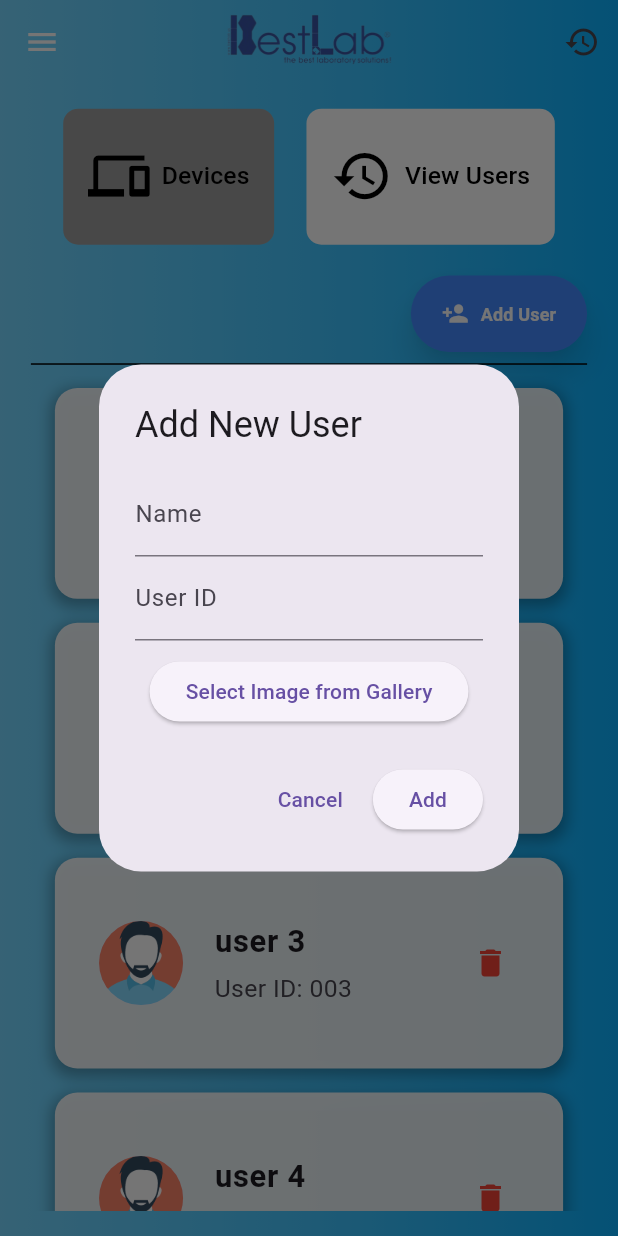
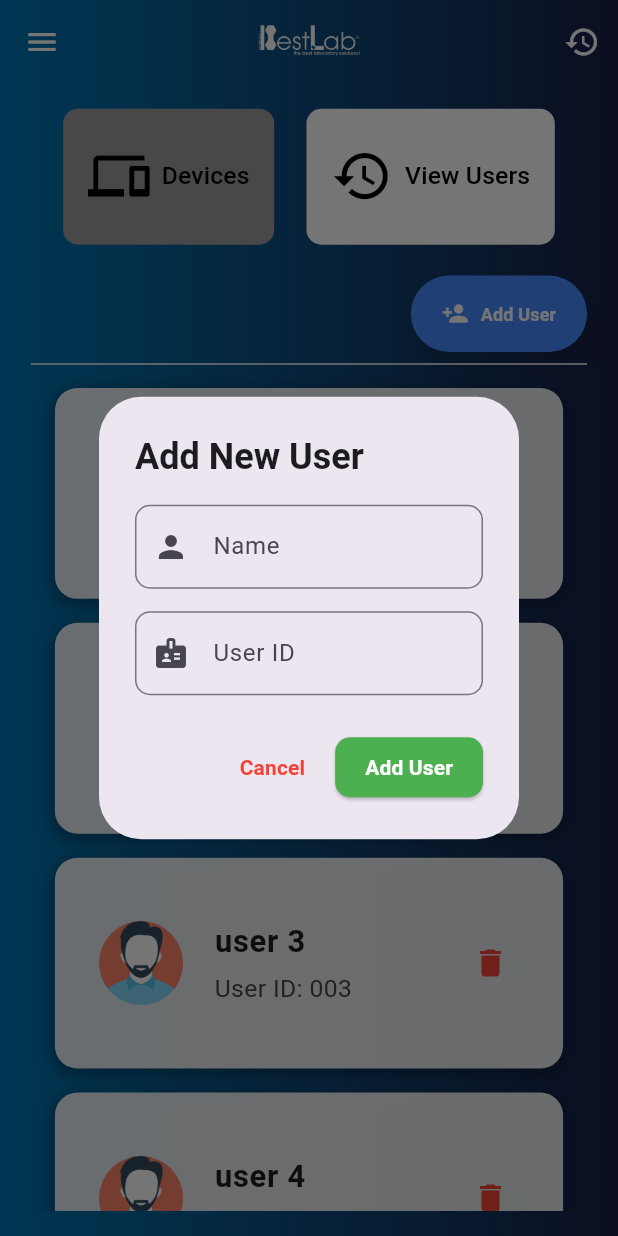
Before and after one commit to Labbi-capstone/labbi_frontend, a Flutter app: the AdminOrgUsersPage screen opened directly, after a tap on "Add User", on a phone screen of 412 x 824 dp. Run offline on Flutter 3.47's test engine with Material 3 defaults, Android fonts, the phone set to English and light mode, and no system bars; our stand-ins replace fl_chart, flutter_dotenv, flutter_switch, font_awesome_flutter, google_fonts, image_picker and 2 more; accounts and stored records are empty.

Commit message:
update background colors

```diff
--- a/lib/app/screens/admin_org/admin_org_home_page.dart
+++ b/lib/app/screens/admin_org/admin_org_home_page.dart
@@ -57,7 +57,7 @@ class _AdminHomeOrgState extends State<AdminOrgHomePage> {
         centerTitle: true,
         actions: [
           IconButton(
-            icon: Icon(Icons.history),
+            icon: Icon(Icons.history, color: Colors.white),
             tooltip: 'History',
             onPressed: () {
               Navigator.push(
--- a/lib/app/screens/admin_org/admin_org_users.dart
+++ b/lib/app/screens/admin_org/admin_org_users.dart
@@ -1,6 +1,7 @@
 import 'dart:io';
 import 'package:flutter/material.dart';
 import 'package:image_picker/image_picker.dart';
+import 'package:labbi_frontend/app/Theme/app_colors.dart';
 import 'package:labbi_frontend/app/components/menu_button.dart';
 import 'package:labbi_frontend/app/models/user_org_test.dart';
 import 'package:labbi_frontend/app/screens/menu/menu_task_bar.dart';
@@ -31,85 +32,90 @@ class _AdminDeviceHistoryPageState extends State<AdminOrgUsersPage> {
   }
 
   void _showAddUserDialog() {
-    final _nameController = TextEditingController();
-    final _idController = TextEditingController();
-    String? _selectedImagePath;
-
-    Future<void> _pickImage() async {
-      final ImagePicker picker = ImagePicker();
-      final XFile? image = await picker.pickImage(source: ImageSource.gallery);
-      if (image != null) {
-        setState(() {
-          _selectedImagePath = image.path;
-        });
-      }
-    }
+    final TextEditingController _nameController = TextEditingController();
+    final TextEditingController _idController = TextEditingController();
 
     showDialog(
       context: context,
       builder: (context) {
-        return StatefulBuilder(
-          builder: (context, setState) {
         return AlertDialog(
-              title: const Text('Add New User'),
-              content: Column(
+          title: const Text(
+            'Add New User',
+            style: TextStyle(fontWeight: FontWeight.bold),
+          ),
+          content: SingleChildScrollView(
+            child: Column(
               mainAxisSize: MainAxisSize.min,
               children: [
                 TextField(
                   controller: _nameController,
-                    decoration: const InputDecoration(labelText: 'Name'),
+                  decoration: InputDecoration(
+                    labelText: 'Name',
+                    hintText: 'Enter user name',
+                    prefixIcon: const Icon(Icons.person),
+                    border: OutlineInputBorder(
+                      borderRadius: BorderRadius.circular(10),
                     ),
+                  ),
+                ),
+                const SizedBox(height: 15),
                 TextField(
                   controller: _idController,
-                    decoration: const InputDecoration(labelText: 'User ID'),
+                  decoration: InputDecoration(
+                    labelText: 'User ID',
+                    hintText: 'Enter unique user ID',
+                    prefixIcon: const Icon(Icons.badge),
+                    border: OutlineInputBorder(
+                      borderRadius: BorderRadius.circular(10),
                     ),
-                  const SizedBox(height: 10),
-                  ElevatedButton(
-                    onPressed: _pickImage,
-                    child: const Text('Select Image from Gallery'),
-                  ),
-                  if (_selectedImagePath != null)
-                    Padding(
-                      padding: const EdgeInsets.symmetric(vertical: 8.0),
-                      child: Image.file(
-                        File(_selectedImagePath!),
-                        height: 100,
-                        width: 100,
-                        fit: BoxFit.cover,
                   ),
                 ),
               ],
+            ),
           ),
           actions: [
             TextButton(
               onPressed: () {
                 Navigator.of(context).pop();
               },
-                  child: const Text('Cancel'),
+              child: const Text(
+                'Cancel',
+                style:
+                    TextStyle(color: Colors.red, fontWeight: FontWeight.bold),
+              ),
             ),
             ElevatedButton(
+              style: ElevatedButton.styleFrom(
+                backgroundColor: Colors.green,
+                padding:
+                    const EdgeInsets.symmetric(horizontal: 20, vertical: 10),
+                shape: RoundedRectangleBorder(
+                  borderRadius: BorderRadius.circular(10),
+                ),
+              ),
               onPressed: () {
                 if (_nameController.text.isNotEmpty &&
-                        _idController.text.isNotEmpty &&
-                        _selectedImagePath != null) {
+                    _idController.text.isNotEmpty) {
                   _addUser(_nameController.text, _idController.text,
-                          _selectedImagePath!);
+                      ''); // Empty image path
                   Navigator.of(context).pop();
                 } else {
                   // Handle the case where not all fields are filled
                   ScaffoldMessenger.of(context).showSnackBar(
                     const SnackBar(
-                          content: Text(
-                              'Please fill all fields and select an image'),
+                      content: Text('Please fill all fields'),
+                      backgroundColor: Colors.red,
                     ),
                   );
                 }
               },
-                  child: const Text('Add'),
+              child: const Text(
+                'Add User',
+                style:
+                    TextStyle(color: Colors.white, fontWeight: FontWeight.bold),
+              ),
             ),
           ],
-            );
-          },
         );
       },
     );
@@ -126,8 +132,8 @@ class _AdminDeviceHistoryPageState extends State<AdminOrgUsersPage> {
           decoration: const BoxDecoration(
             gradient: LinearGradient(
               colors: [
-                Color.fromRGBO(83, 206, 255, 0.801),
-                Color.fromRGBO(0, 174, 255, 0.959),
+                AppColors.primary,
+                AppColors.secondary,
               ],
               begin: FractionalOffset(0.0, 0.0),
               end: FractionalOffset(1.0, 0.0),
@@ -145,14 +151,14 @@ class _AdminDeviceHistoryPageState extends State<AdminOrgUsersPage> {
           height: screenHeight * 0.18,
           width: screenWidth * 0.3,
           child: Image.asset(
-            'assets/images/company-logo-color.png',
+            'assets/images/company-logo-white.png',
             fit: BoxFit.contain,
           ),
         ),
         centerTitle: true,
         actions: [
           IconButton(
-            icon: const Icon(Icons.history),
+            icon: const Icon(Icons.history, color: Colors.white),
             tooltip: 'History',
             onPressed: () {
               Navigator.push(
@@ -172,8 +178,8 @@ class _AdminDeviceHistoryPageState extends State<AdminOrgUsersPage> {
         decoration: const BoxDecoration(
           gradient: LinearGradient(
             colors: [
-              Color.fromRGBO(83, 206, 255, 0.801),
-              Color.fromRGBO(0, 174, 255, 0.959),
+              AppColors.primary,
+              AppColors.secondary,
             ],
             begin: FractionalOffset(0.0, 0.0),
             end: FractionalOffset(1.0, 0.0),
@@ -277,7 +283,7 @@ class _AdminDeviceHistoryPageState extends State<AdminOrgUsersPage> {
                 ],
               ),
               const Divider(
-                  color: Colors.black), // Divider placed below the button
+                  color: Colors.white), // Divider placed below the button
               Expanded(
                 child: ListBox(
                   children:
--- a/lib/app/screens/user_profile/user_profile.dart
+++ b/lib/app/screens/user_profile/user_profile.dart
@@ -172,7 +172,7 @@ class _UserProfilePageState extends State<UserProfilePage> {
           boxShadow: [
             BoxShadow(
                 blurRadius: 8,
-                color: Color(0xff0094ff),
+                color: AppColors.primary,
                 spreadRadius: 0,
                 offset: Offset(0, 2))
           ],
--- a/lib/main.dart
+++ b/lib/main.dart
@@ -36,9 +36,9 @@ class MyApp extends StatelessWidget {
   Widget build(BuildContext context) {
     return MaterialApp(
       debugShowCheckedModeBanner: false,
-      initialRoute: Routes.userProfilePage,
+      initialRoute: Routes.AdminOrgHomePage,
       routes: {
-        Routes.login: (context) =>  const LoginPage(),
+        Routes.login: (context) => const LoginPage(),
         Routes.register: (context) => const RegisterPage(),
         Routes.dashboard: (context) => DashboardPage(),
         Routes.userProfilePage: (context) => UserProfilePage(),
```
Also changed, not shown: lib/app/screens/admin_org/admin_org_device_details.dart (+0 -8 lines), lib/app/screens/admin_org/admin_org_history.dart (+8 -7 lines), lib/app/screens/user_profile/user_edit/edit_user_profile_page.dart (+19 -4 lines), lib/app/models/User.dart (line endings or trailing spaces), pubspec.lock. Lines whose indentation alone changed are shown as unchanged.
